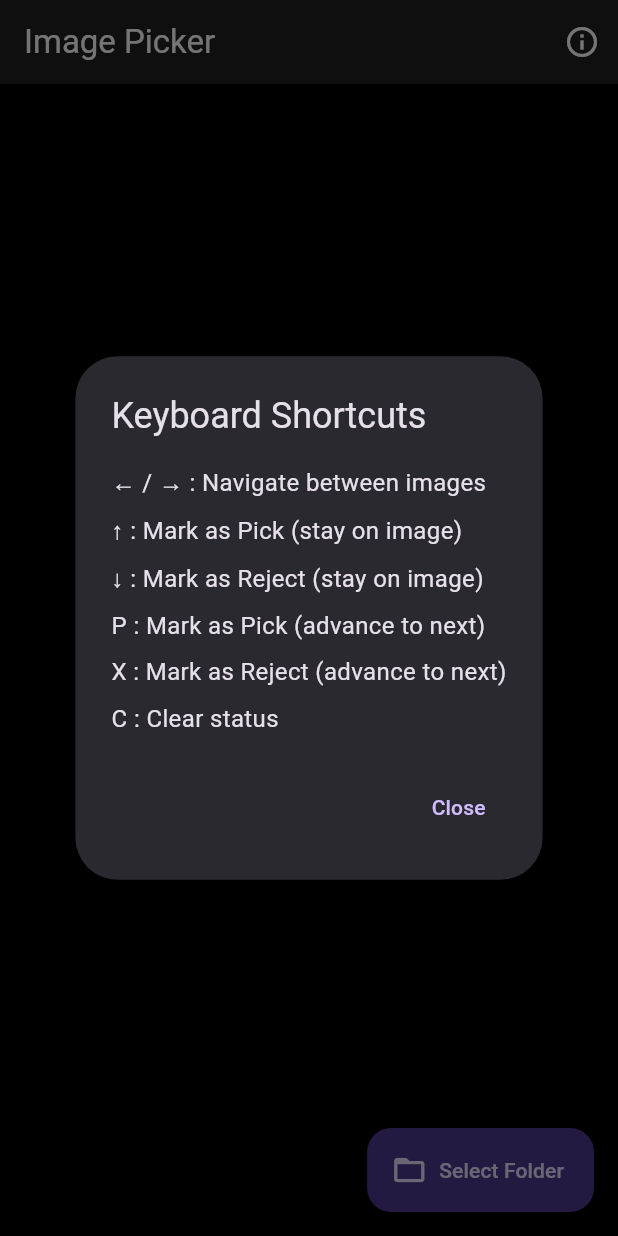
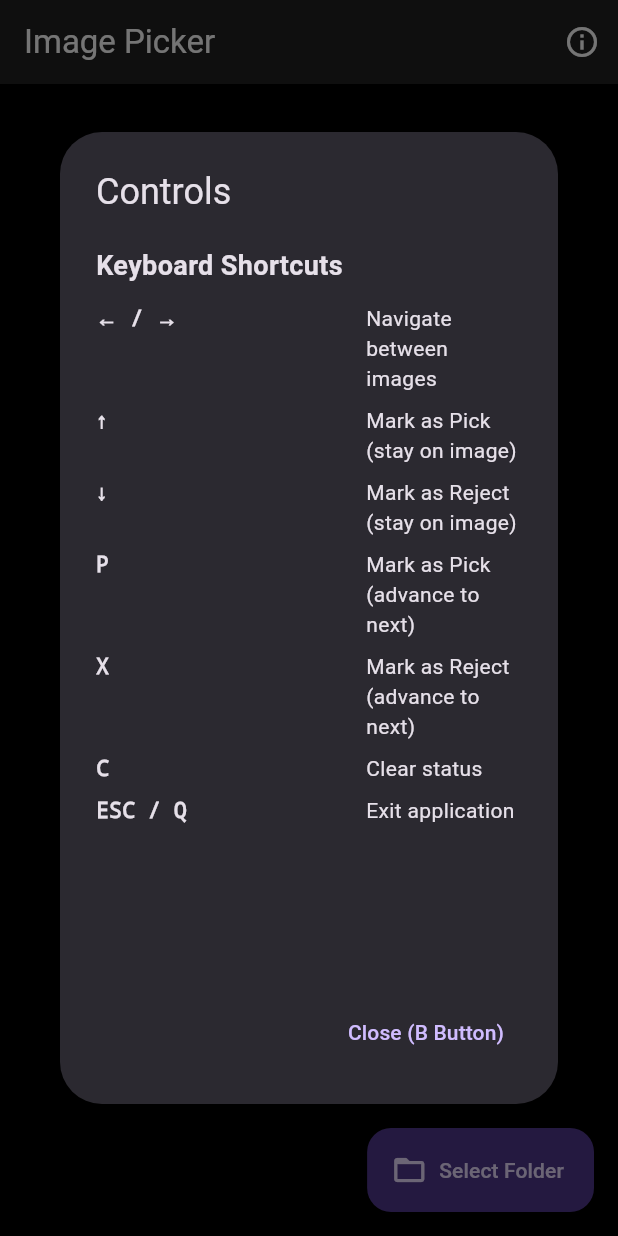
Before and after one commit to marcushast/imagepicker-client, a Flutter app: the screen it shows after launch, after a tap on the "info outline" icon, on a phone screen of 412 x 824 dp. Run offline on Flutter 3.47's test engine with Material 3 defaults, Android fonts, the phone set to English and light mode, and no system bars; our stand-ins replace file_picker; missing offline and left inert: gamepads.

Commit message:
Add full Steam Deck gamepad support with native button controls
Implement comprehensive gamepad support using the gamepads plugin:
- Native controller detection for Steam Deck, Xbox, PlayStation controllers
- D-pad and left stick navigation (left/right for prev/next, up/down for pick/reject with advance)
- Face buttons for quick actions (A=pick, B=reject/close dialog, X=clear, Y=help)
- Triggers and bumpers for efficient navigation and jumping to unreviewed images
- Select+Start combination to exit application
- 100ms debouncing and analog dead zones for reliable input

UI improvements:
- Gamepad indicator icon in AppBar when controller connected
- Enhanced help dialog with scrollable content and gamepad controls
- B button closes help dialog when open, rejects image otherwise
- Exit functionality added (ESC/Q keys or hold Select+Start for 0.5s)

Steam Deck optimizations:
- Steam Input configuration for back buttons (L4/L5/R4/R5)
- Comprehensive documentation in STEAMDECK.md and README.md
- Import instructions for back button mapping

Files added:
- lib/services/gamepad_service.dart: Core gamepad handling service
- steam-input-config/deck-imagepicker.vdf: Steam Input configuration
- steam-input-config/README.md: Configuration import guide

Co-Authored-By: Claude Sonnet 4.5 <noreply@anthropic.com>

```diff
--- a/lib/screens/image_picker_screen.dart
+++ b/lib/screens/image_picker_screen.dart
@@ -5,6 +5,7 @@ import 'package:file_picker/file_picker.dart';
 import '../models/image_item.dart';
 import '../services/selection_persistence_service.dart';
 import '../services/app_config_service.dart';
+import '../services/gamepad_service.dart';
 import 'subfolder_picker_screen.dart';
 
 class ImagePickerScreen extends StatefulWidget {
@@ -22,10 +23,15 @@ class _ImagePickerScreenState extends State<ImagePickerScreen> {
   bool _isLoading = false;
   String? _currentDirectory;
   bool _usedDefaultPath = false;
+  GamepadService? _gamepadService;
+  bool _isDialogOpen = false;
 
   @override
   void initState() {
     super.initState();
+    // Initialize gamepad support
+    _initializeGamepad();
+
     // If an initial directory was provided, load it immediately
     if (widget.initialDirectory != null) {
       WidgetsBinding.instance.addPostFrameCallback((_) {
@@ -37,6 +43,40 @@ class _ImagePickerScreenState extends State<ImagePickerScreen> {
         _autoShowSubfolderPickerIfAvailable();
       });
     }
+  }
+
+  /// Initialize gamepad service and wire up callbacks
+  void _initializeGamepad() {
+    _gamepadService = GamepadService()
+      ..onPreviousImage = _previousImage
+      ..onNextImage = _nextImage
+      ..onPickImage = _pickImage
+      ..onRejectImage = () {
+        // B button: Close dialog if open, otherwise reject image
+        if (_isDialogOpen) {
+          Navigator.of(context).pop();
+        } else {
+          _rejectImage();
+        }
+      }
+      ..onClearStatus = _clearStatus
+      ..onPickWithoutAdvance = _pickImageWithoutAdvance
+      ..onRejectWithoutAdvance = _rejectImageWithoutAdvance
+      ..onShowHelp = _showHelp
+      ..onOpenFolderPicker = _pickFolder
+      ..onExitApp = _exitApplication
+      ..onJumpToFirstUnreviewed = _jumpToFirstUnreviewed
+      ..onJumpToNextUnreviewed = _jumpToNextUnreviewed
+      ..onConnectionChanged = (connected, name) {
+        setState(() {}); // Rebuild to show/hide gamepad indicator
+      }
+      ..initialize();
+  }
+
+  @override
+  void dispose() {
+    _gamepadService?.dispose();
+    super.dispose();
   }
 
   /// Automatically show the subfolder picker on Steam Deck if the default directory exists
@@ -81,6 +121,14 @@ class _ImagePickerScreenState extends State<ImagePickerScreen> {
                     '${_currentIndex + 1} / ${_images.length}',
                     style: const TextStyle(fontSize: 16),
                   ),
+                ),
+              ),
+            if (_gamepadService?.isConnected ?? false)
+              Padding(
+                padding: const EdgeInsets.symmetric(horizontal: 8.0),
+                child: Tooltip(
+                  message: 'Gamepad connected: ${_gamepadService?.connectedGamepadName ?? "Unknown"}',
+                  child: const Icon(Icons.videogame_asset, color: Colors.greenAccent),
                 ),
               ),
             IconButton(
@@ -284,6 +332,14 @@ class _ImagePickerScreenState extends State<ImagePickerScreen> {
 
   void _handleKeyEvent(KeyEvent event) {
     if (event is! KeyDownEvent) return;
+
+    // Handle exit keys (ESC and Q) - work even when no images loaded
+    if (event.logicalKey == LogicalKeyboardKey.escape ||
+        event.logicalKey == LogicalKeyboardKey.keyQ) {
+      _exitApplication();
+      return;
+    }
+
     if (_images.isEmpty) return;
 
     switch (event.logicalKey) {
@@ -489,6 +545,40 @@ class _ImagePickerScreenState extends State<ImagePickerScreen> {
     _autoSave();
   }
 
+  /// Jump to the first unreviewed image
+  void _jumpToFirstUnreviewed() {
+    if (_images.isEmpty) return;
+
+    final firstUnreviewed = _images.indexWhere((img) => img.status == ImageStatus.none);
+    if (firstUnreviewed != -1) {
+      setState(() => _currentIndex = firstUnreviewed);
+    }
+  }
+
+  /// Jump to the next unreviewed image after the current one
+  void _jumpToNextUnreviewed() {
+    if (_images.isEmpty) return;
+
+    final nextUnreviewed = _images.sublist(_currentIndex + 1)
+        .indexWhere((img) => img.status == ImageStatus.none);
+    if (nextUnreviewed != -1) {
+      setState(() => _currentIndex = _currentIndex + 1 + nextUnreviewed);
+    }
+  }
+
+  /// Exit the application gracefully
+  void _exitApplication() {
+    // Auto-save before exit if images are loaded
+    if (_images.isNotEmpty && _currentDirectory != null) {
+      SelectionPersistenceService.saveSelections(
+        directoryPath: _currentDirectory!,
+        images: _images,
+      );
+    }
+    // Gracefully exit the application
+    SystemNavigator.pop();
+  }
+
   /// Auto-save selections after any status change
   Future<void> _autoSave() async {
     if (_currentDirectory == null) {
@@ -505,32 +595,102 @@ class _ImagePickerScreenState extends State<ImagePickerScreen> {
   }
 
   void _showHelp() {
+    final hasGamepad = _gamepadService?.isConnected ?? false;
+    _isDialogOpen = true;
+
     showDialog(
       context: context,
-      builder: (context) => AlertDialog(
-        title: const Text('Keyboard Shortcuts'),
-        content: const Column(
+      builder: (context) => KeyboardListener(
+        focusNode: FocusNode()..requestFocus(),
+        autofocus: true,
+        onKeyEvent: (event) {
+          if (event is KeyDownEvent) {
+            // Close dialog on ESC or B button
+            if (event.logicalKey == LogicalKeyboardKey.escape) {
+              Navigator.pop(context);
+            }
+          }
+        },
+        child: AlertDialog(
+          title: const Text('Controls'),
+          contentPadding: const EdgeInsets.fromLTRB(24, 20, 24, 0),
+          content: SizedBox(
+            width: double.maxFinite,
+            height: 500, // Fixed height to ensure scrollability
+            child: SingleChildScrollView(
+              child: Column(
                 mainAxisSize: MainAxisSize.min,
                 crossAxisAlignment: CrossAxisAlignment.start,
                 children: [
-            Text('← / → : Navigate between images', style: TextStyle(fontSize: 16)),
-            SizedBox(height: 8),
-            Text('↑ : Mark as Pick (stay on image)', style: TextStyle(fontSize: 16)),
-            SizedBox(height: 8),
-            Text('↓ : Mark as Reject (stay on image)', style: TextStyle(fontSize: 16)),
-            SizedBox(height: 8),
-            Text('P : Mark as Pick (advance to next)', style: TextStyle(fontSize: 16)),
-            SizedBox(height: 8),
-            Text('X : Mark as Reject (advance to next)', style: TextStyle(fontSize: 16)),
-            SizedBox(height: 8),
-            Text('C : Clear status', style: TextStyle(fontSize: 16)),
+                  const Text('Keyboard Shortcuts',
+                      style: TextStyle(fontSize: 18, fontWeight: FontWeight.bold)),
+                  const SizedBox(height: 8),
+                  _buildControlRow('← / →', 'Navigate between images'),
+                  _buildControlRow('↑', 'Mark as Pick (stay on image)'),
+                  _buildControlRow('↓', 'Mark as Reject (stay on image)'),
+                  _buildControlRow('P', 'Mark as Pick (advance to next)'),
+                  _buildControlRow('X', 'Mark as Reject (advance to next)'),
+                  _buildControlRow('C', 'Clear status'),
+                  _buildControlRow('ESC / Q', 'Exit application'),
+
+                  if (hasGamepad) ...[
+                    const SizedBox(height: 16),
+                    const Divider(),
+                    const SizedBox(height: 16),
+                    const Text('Gamepad Controls',
+                        style: TextStyle(fontSize: 18, fontWeight: FontWeight.bold)),
+                    const SizedBox(height: 8),
+                    _buildControlRow('D-Pad Left/Right', 'Navigate prev/next image'),
+                    _buildControlRow('D-Pad Up', 'Pick and advance'),
+                    _buildControlRow('D-Pad Down', 'Reject and advance'),
+                    _buildControlRow('Left Stick', 'Same as D-Pad'),
+                    _buildControlRow('A Button', 'Pick and advance'),
+                    _buildControlRow('B Button', 'Close this dialog'),
+                    _buildControlRow('X Button', 'Clear status'),
+                    _buildControlRow('Y Button', 'Show this help'),
+                    _buildControlRow('LB Bumper', 'Jump to first unreviewed'),
+                    _buildControlRow('RB Bumper', 'Jump to next unreviewed'),
+                    _buildControlRow('LT / RT Triggers', 'Navigate images'),
+                    _buildControlRow('Select', 'Open folder picker'),
+                    _buildControlRow('Start', 'Show this help'),
+                    _buildControlRow('Hold Select + Start', 'Exit application'),
                   ],
+                ],
+              ),
+            ),
           ),
           actions: [
             TextButton(
+              autofocus: true,
               onPressed: () => Navigator.pop(context),
-            child: const Text('Close'),
+              child: const Text('Close (B Button)'),
             ),
+          ],
+        ),
+      ),
+    ).then((_) {
+      // Reset dialog state when closed
+      _isDialogOpen = false;
+    });
+  }
+
+  Widget _buildControlRow(String key, String description) {
+    return Padding(
+      padding: const EdgeInsets.symmetric(vertical: 4),
+      child: Row(
+        crossAxisAlignment: CrossAxisAlignment.start,
+        children: [
+          SizedBox(
+            width: 180,
+            child: Text(
+              key,
+              style: const TextStyle(
+                fontWeight: FontWeight.bold,
+                fontFamily: 'monospace',
+              ),
+            ),
+          ),
+          Expanded(child: Text(description)),
         ],
       ),
     );
--- a/pubspec.yaml
+++ b/pubspec.yaml
@@ -36,6 +36,7 @@ dependencies:
   cupertino_icons: ^1.0.8
   file_picker: ^8.1.6
   path: ^1.9.1
+  gamepads: ^0.1.9
 
 dev_dependencies:
   flutter_test:
```
Also changed, not shown: lib/services/gamepad_service.dart (added, +288 -0 lines), pubspec.lock, 8 other files. Lines whose indentation alone changed are shown as unchanged.
